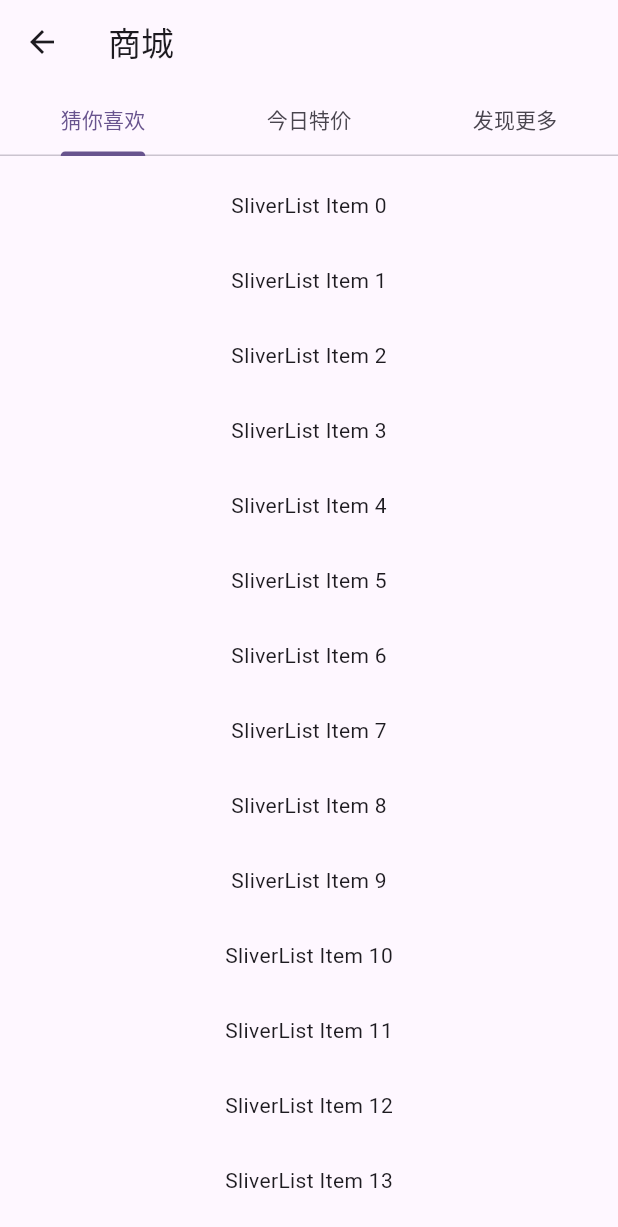
After one commit to fallenleavesguy/flutter-exercises, a Flutter app: the NestedTabBarView1 screen opened directly, on a phone screen of 412 x 824 dp. The commit adds this screen. Shown: the top 1227 px of the screen. Run offline on Flutter 3.47's test engine with Material 3 defaults, Android fonts, the phone set to English and light mode, and no system bars.

Commit message:
feat: 新增buildSliverList函数

```diff
--- /dev/null
+++ b/lib/helpers/list.dart
@@ -0,0 +1,15 @@
+import 'package:flutter/material.dart';
+
+Widget buildSliverList(int count) {
+    return SliverList(
+      delegate: SliverChildBuilderDelegate(
+        (BuildContext context, int index) {
+          return SizedBox(
+            height: 50,
+            child: Center(child: Text('SliverList Item $index')),
+          );
+        },
+        childCount: count,
+      ),
+    );
+  }
--- a/lib/routes/nested_scroll_view-example.dart
+++ b/lib/routes/nested_scroll_view-example.dart
@@ -1,23 +1,9 @@
 import 'package:flutter/material.dart';
+import 'package:flutter_exercises/helpers/list.dart';
 
 class NestedScrollViewExample extends StatelessWidget {
   const NestedScrollViewExample({super.key});
 
-  SliverList buildSliverList(int count) {
-    return SliverList(
-      delegate: SliverChildBuilderDelegate(
-        (BuildContext context, int index) {
-          return SizedBox(
-            height: 50,
-            child: Center(child: Text('SliverList Item $index')),
-          );
-        },
-        childCount: count,
-      ),
-    );
-  }
-
-  @override
   Widget build(BuildContext context) {
     return Material(
       child: NestedScrollView(
--- /dev/null
+++ b/lib/routes/nested_tabbar_view.dart
@@ -0,0 +1,55 @@
+import 'package:flutter/material.dart';
+import 'package:flutter_exercises/helpers/list.dart';
+
+class NestedTabBarView1 extends StatelessWidget {
+  const NestedTabBarView1({Key? key}) : super(key: key);
+
+  @override
+  Widget build(BuildContext context) {
+    final _tabs = <String>['猜你喜欢', '今日特价', '发现更多'];
+    // 构建 tabBar
+    return DefaultTabController(
+      length: _tabs.length, // tab的数量.
+      child: Scaffold(
+        body: NestedScrollView(
+          headerSliverBuilder: (BuildContext context, bool innerBoxIsScrolled) {
+            return <Widget>[
+              SliverOverlapAbsorber(
+                handle: NestedScrollView.sliverOverlapAbsorberHandleFor(context),
+                sliver: SliverAppBar(
+                  title: const Text('商城'),
+                  floating: true,
+                  snap: true,
+                  forceElevated: innerBoxIsScrolled,
+                  bottom: TabBar(
+                    tabs: _tabs.map((String name) => Tab(text: name)).toList(),
+                  ),
+                ),
+              ),
+            ];
+          },
+          body: TabBarView(
+            children: _tabs.map((String name) {
+              return Builder(
+                builder: (BuildContext context) {
+                  return CustomScrollView(
+                    key: PageStorageKey<String>(name),
+                    slivers: <Widget>[
+                      SliverOverlapInjector(
+                        handle: NestedScrollView.sliverOverlapAbsorberHandleFor(context),
+                      ),
+                      SliverPadding(
+                        padding: const EdgeInsets.all(8.0),
+                        sliver: buildSliverList(50),
+                      ),
+                    ],
+                  );
+                },
+              );
+            }).toList(),
+          ),
+        ),
+      ),
+    );
+  }
+}
--- a/lib/routes/print_snap_nested_scroll_header.dart
+++ b/lib/routes/print_snap_nested_scroll_header.dart
@@ -1,4 +1,5 @@
 import 'package:flutter/material.dart';
+import 'package:flutter_exercises/helpers/list.dart';
 
 class SnapAppBar2 extends StatefulWidget {
   const SnapAppBar2({Key? key}) : super(key: key);
@@ -14,20 +15,6 @@ class _SnapAppBar2State extends State<SnapAppBar2> {
   void onOverlapChanged() {
     // 打印 overlap length
     print(handle.layoutExtent);
-  }
-
-  SliverList buildSliverList(int count) {
-    return SliverList(
-      delegate: SliverChildBuilderDelegate(
-        (BuildContext context, int index) {
-          return SizedBox(
-            height: 50,
-            child: Center(child: Text('SliverList Item $index')),
-          );
-        },
-        childCount: count,
-      ),
-    );
   }
 
   @override
```
